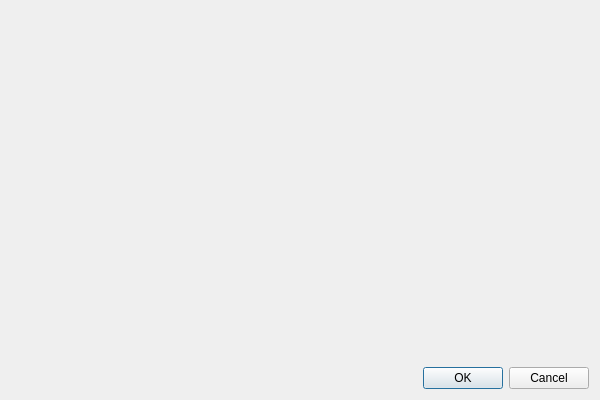
The window that platform_base/src/platform_base/desktop/ui_files/baseOperationDialog.ui (thiagoarcan/Warp) describes before a commit, drawn with Qt 5.
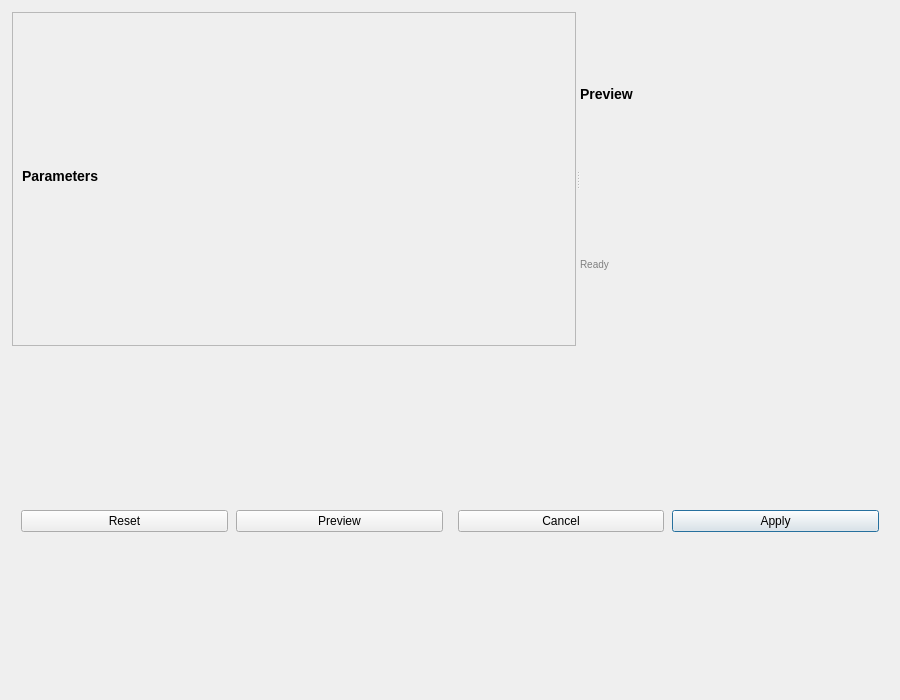
The same window after the commit.

Commit message:
Add UI components for selection panel and statistics widget
- Created `selectionPanel.ui` and its corresponding Python file `selectionPanel_ui.py` to define the layout for the selection panel.
- Added `selectionStatsWidget.ui` and `selectionStatsWidget_ui.py` to implement the statistics display with various metrics.
- Introduced `smoothingConfigDialog.ui` and `smoothingConfigDialog_ui.py` for configuring smoothing options with user inputs.
- Each UI component includes necessary layouts, widgets, and properties to ensure proper functionality and user experience.

What changed in the file:
```diff
--- a/platform_base/src/platform_base/desktop/ui_files/baseOperationDialog.ui
+++ b/platform_base/src/platform_base/desktop/ui_files/baseOperationDialog.ui
@@ -6,27 +6,165 @@
    <rect>
     <x>0</x>
     <y>0</y>
-    <width>600</width>
-    <height>400</height>
+    <width>900</width>
+    <height>700</height>
    </rect>
   </property>
   <property name="windowTitle">
    <string>BaseOperationDialog</string>
   </property>
   <layout class="QVBoxLayout" name="mainLayout">
+   <property name="spacing">
+    <number>8</number>
+   </property>
+   <property name="leftMargin">
+    <number>12</number>
+   </property>
+   <property name="topMargin">
+    <number>12</number>
+   </property>
+   <property name="rightMargin">
+    <number>12</number>
+   </property>
+   <property name="bottomMargin">
+    <number>12</number>
+   </property>
+   
+   <!-- Main Splitter: Parameters | Preview -->
    <item>
-    <widget class="QWidget" name="contentWidget">
-     <layout class="QVBoxLayout" name="contentLayout"/>
-    </widget>
-   </item>
-   <item>
-    <widget class="QDialogButtonBox" name="buttonBox">
+    <widget class="QSplitter" name="splitter">
      <property name="orientation">
       <enum>Qt::Horizontal</enum>
      </property>
-     <property name="standardButtons">
-      <set>QDialogButtonBox::Cancel|QDialogButtonBox::Ok</set>
+     <property name="childrenCollapsible">
+      <bool>false</bool>
      </property>
+     
+     <!-- Left Panel: Parameters -->
+     <widget class="QScrollArea" name="parametersScrollArea">
+      <property name="widgetResizable">
+       <bool>true</bool>
+      </property>
+      <property name="minimumWidth">
+       <number>300</number>
+      </property>
+      <widget class="QWidget" name="parametersContent">
+       <layout class="QVBoxLayout" name="parametersLayout">
+        <property name="spacing">
+         <number>8</number>
+        </property>
+        <item>
+         <widget class="QLabel" name="parametersHeader">
+          <property name="text">
+           <string>Parameters</string>
+          </property>
+          <property name="styleSheet">
+           <string>font-size: 14px; font-weight: bold;</string>
+          </property>
+         </widget>
+        </item>
+        <!-- Parameter widgets will be added programmatically -->
+        <item>
+         <spacer name="parametersSpacerBottom">
+          <property name="orientation">
+           <enum>Qt::Vertical</enum>
+          </property>
+         </spacer>
+        </item>
+       </layout>
+      </widget>
+     </widget>
+     
+     <!-- Right Panel: Preview -->
+     <widget class="QWidget" name="previewContainer">
+      <property name="minimumWidth">
+       <number>400</number>
+      </property>
+      <layout class="QVBoxLayout" name="previewLayout">
+       <property name="spacing">
+        <number>8</number>
+       </property>
+       <item>
+        <widget class="QLabel" name="previewHeader">
+         <property name="text">
+          <string>Preview</string>
+         </property>
+         <property name="styleSheet">
+          <string>font-size: 14px; font-weight: bold;</string>
+         </property>
+        </widget>
+       </item>
+       <!-- PreviewWidget will be added programmatically -->
+       <item>
+        <widget class="QLabel" name="previewStatus">
+         <property name="text">
+          <string>Ready</string>
+         </property>
+         <property name="styleSheet">
+          <string>color: gray; font-size: 10px;</string>
+         </property>
+        </widget>
+       </item>
+      </layout>
+     </widget>
+    </widget>
+   </item>
+   
+   <!-- Button Bar -->
+   <item>
+    <widget class="QFrame" name="buttonFrame">
+     <property name="frameShape">
+      <enum>QFrame::NoFrame</enum>
+     </property>
+     <layout class="QHBoxLayout" name="buttonLayout">
+      <property name="spacing">
+       <number>8</number>
+      </property>
+      <item>
+       <widget class="QPushButton" name="resetBtn">
+        <property name="text">
+         <string>Reset</string>
+        </property>
+        <property name="toolTip">
+         <string>Reset all parameters to default values</string>
+        </property>
+       </widget>
+      </item>
+      <item>
+       <widget class="QPushButton" name="previewBtn">
+        <property name="text">
+         <string>Preview</string>
+        </property>
+        <property name="toolTip">
+         <string>Update preview with current parameters</string>
+        </property>
+       </widget>
+      </item>
+      <item>
+       <spacer name="buttonSpacer">
+        <property name="orientation">
+         <enum>Qt::Horizontal</enum>
+        </property>
+       </spacer>
+      </item>
+      <item>
+       <widget class="QPushButton" name="cancelBtn">
+        <property name="text">
+         <string>Cancel</string>
+        </property>
+       </widget>
+      </item>
+      <item>
+       <widget class="QPushButton" name="applyBtn">
+        <property name="text">
+         <string>Apply</string>
+        </property>
+        <property name="default">
+         <bool>true</bool>
+        </property>
+       </widget>
+      </item>
+     </layout>
     </widget>
    </item>
   </layout>
```
Left out of the diff: 20 changed lines with no effect on the pictures. The commit also changes 146 other files.
